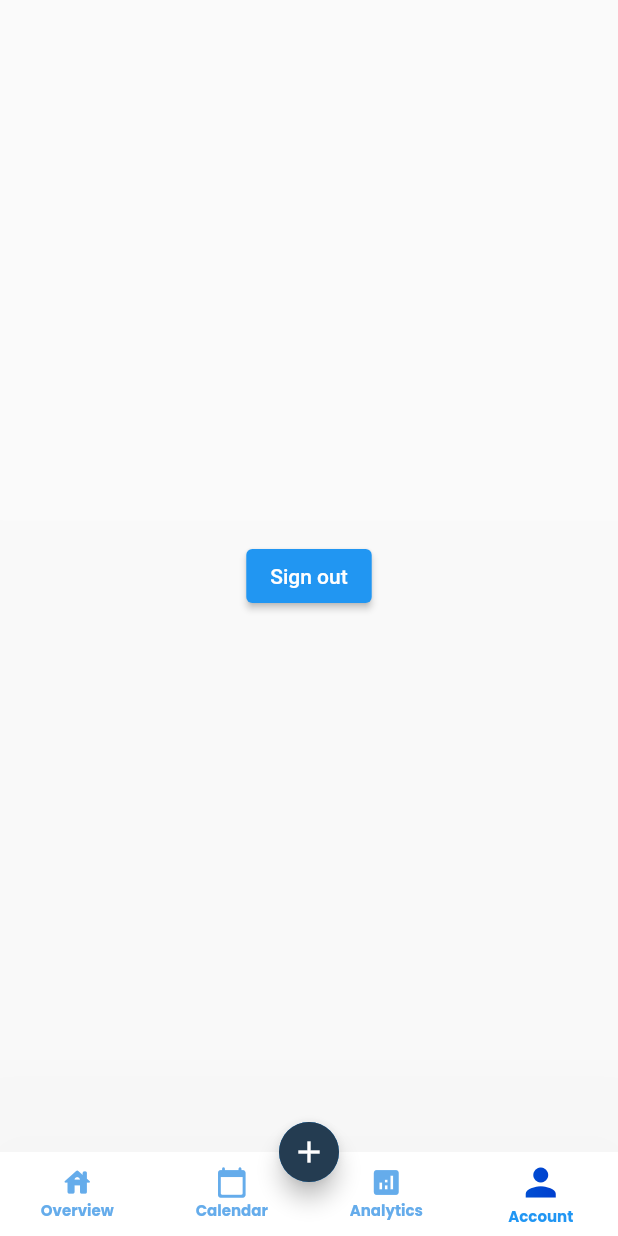
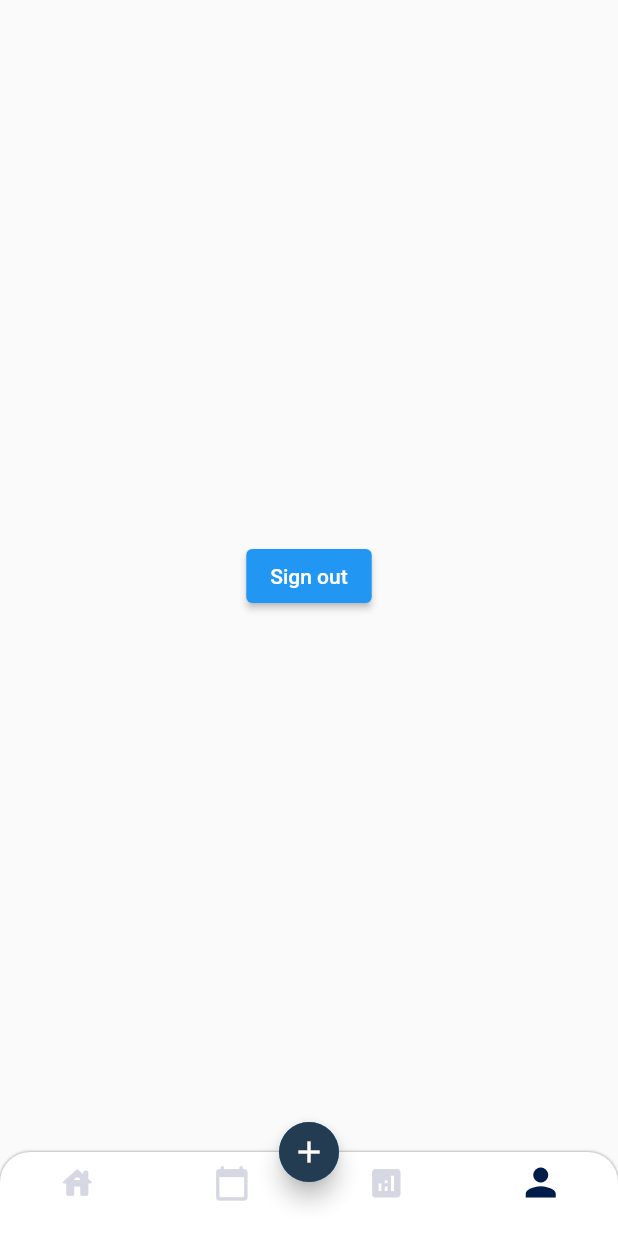
Before and after one commit to adrdev10/procastiless, a Flutter app: the Dashboard screen opened directly, item 4 of the bottom bar chosen, on a phone screen of 412 x 824 dp. Run offline on Flutter 3.47's test engine with Material 2 defaults, Android fonts, the phone set to English and light mode, and no system bars; our stand-ins replace animated_text_kit, carousel_slider, cloud_firestore, firebase_auth, firebase_core, fluro and 3 more; missing offline and left inert: calendar_appbar; accounts and stored records are empty; Roboto replaces fonts that are missing (Poppings).

Commit message:
change bottom nav color and style

```diff
--- a/lib/components/dashboard/screen/dashboardscreen.dart
+++ b/lib/components/dashboard/screen/dashboardscreen.dart
@@ -33,9 +33,24 @@ class DashboardState extends State<Dashboard> {
             floatingActionButton: AddProjectButton(),
             floatingActionButtonLocation:
                 FloatingActionButtonLocation.centerDocked,
-            bottomNavigationBar: BottomNavigationBar(
+            bottomNavigationBar: Container(
+              decoration: BoxDecoration(
+                  borderRadius: BorderRadius.only(
+                    topLeft: Radius.circular(20),
+                    topRight: Radius.circular(20),
+                  ),
+                  boxShadow: [
+                    BoxShadow(
+                        color: Colors.black45, blurRadius: 1, spreadRadius: 0)
+                  ]),
+              child: ClipRRect(
+                borderRadius: BorderRadius.only(
+                  topLeft: Radius.circular(20),
+                  topRight: Radius.circular(20),
+                ),
+                child: BottomNavigationBar(
                   backgroundColor: Colors.white,
-              iconSize: 22,
+                  iconSize: 25,
                   elevation: 999,
                   type: BottomNavigationBarType.fixed,
                   currentIndex: currentPageSelected,
@@ -45,30 +60,30 @@ class DashboardState extends State<Dashboard> {
                   unselectedFontSize: 10,
                   items: [
                     BottomNavigationBarItem(
-                  label: 'Overview',
+                      label: '',
                       activeIcon: getShaderMask(Icons.house_rounded),
-                  icon: Icon(Icons.house_rounded, color: Color(0xff65ACEB)),
+                      icon: Icon(Icons.house_rounded, color: Color(0xffd5d7e3)),
                     ),
                     BottomNavigationBarItem(
                         activeIcon: getShaderMask(Icons.calendar_today_rounded),
-                    label: 'Calendar',
+                        label: '',
                         icon: Icon(
                           Icons.calendar_today_rounded,
-                      color: Color(0xff65ACEB),
+                          color: Color(0xffd5d7e3),
                         )),
                     BottomNavigationBarItem(
                         activeIcon: getShaderMask(Icons.analytics),
-                    label: 'Analytics',
+                        label: '',
                         icon: Icon(
                           Icons.analytics,
-                      color: Color(0xff65ACEB),
+                          color: Color(0xffd5d7e3),
                         )),
                     BottomNavigationBarItem(
                         activeIcon: getShaderMask(Icons.person),
-                    label: 'Account',
+                        label: '',
                         icon: Icon(
                           Icons.person,
-                      color: Color(0xff65ACEB),
+                          color: Color(0xffd5d7e3),
                         )),
                   ],
                   onTap: (index) {
@@ -76,6 +91,8 @@ class DashboardState extends State<Dashboard> {
                       currentPageSelected = index;
                     });
                   },
+                ),
+              ),
             ),
             body: Stack(
               alignment: Alignment.center,
@@ -93,8 +110,8 @@ class DashboardState extends State<Dashboard> {
     return ShaderMask(
       shaderCallback: (bounds) {
         return LinearGradient(colors: <Color>[
-          Color(0xff65ACEB),
-          Color(0xff007AE5),
+          Color(0xff243C51),
+          Color(0xff243C51),
         ], tileMode: TileMode.clamp)
             .createShader(bounds);
       },
```
Lines whose indentation alone changed are shown as unchanged.
